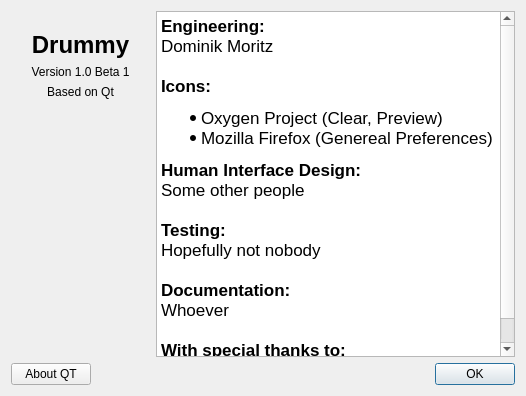
This is about.ui in domoritz/drummy as Qt 5 draws it before an edit. The edited form follows.
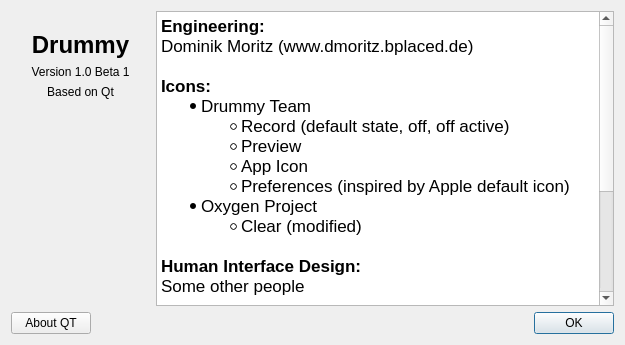
This is the edited form. Icons and pictures are not drawn.

Commit message: ui improvements, clear song infos on new, git sha in version, more translations

Diff of the .ui file:
```diff
--- a/about.ui
+++ b/about.ui
@@ -6,8 +6,8 @@
    <rect>
     <x>0</x>
     <y>0</y>
-    <width>526</width>
-    <height>396</height>
+    <width>625</width>
+    <height>345</height>
    </rect>
   </property>
   <property name="windowTitle">
@@ -121,11 +121,17 @@
 p, li { white-space: pre-wrap; }
 &lt;/style&gt;&lt;/head&gt;&lt;body style=&quot; font-family:'Lucida Grande'; font-size:13pt; font-weight:400; font-style:normal;&quot;&gt;
 &lt;p style=&quot; margin-top:0px; margin-bottom:0px; margin-left:0px; margin-right:0px; -qt-block-indent:0; text-indent:0px;&quot;&gt;&lt;span style=&quot; font-weight:600;&quot;&gt;Engineering:&lt;/span&gt;&lt;/p&gt;
-&lt;p style=&quot; margin-top:0px; margin-bottom:0px; margin-left:0px; margin-right:0px; -qt-block-indent:0; text-indent:0px;&quot;&gt;Dominik Moritz&lt;/p&gt;
+&lt;p style=&quot; margin-top:0px; margin-bottom:0px; margin-left:0px; margin-right:0px; -qt-block-indent:0; text-indent:0px;&quot;&gt;Dominik Moritz (www.dmoritz.bplaced.de)&lt;/p&gt;
 &lt;p style=&quot;-qt-paragraph-type:empty; margin-top:0px; margin-bottom:0px; margin-left:0px; margin-right:0px; -qt-block-indent:0; text-indent:0px;&quot;&gt;&lt;/p&gt;
 &lt;p style=&quot; margin-top:0px; margin-bottom:0px; margin-left:0px; margin-right:0px; -qt-block-indent:0; text-indent:0px;&quot;&gt;&lt;span style=&quot; font-weight:600;&quot;&gt;Icons:&lt;/span&gt;&lt;/p&gt;
-&lt;ul style=&quot;margin-top: 0px; margin-bottom: 0px; margin-left: 0px; margin-right: 0px; -qt-list-indent: 1;&quot;&gt;&lt;li style=&quot; margin-top:12px; margin-bottom:0px; margin-left:0px; margin-right:0px; -qt-block-indent:0; text-indent:0px;&quot;&gt;Oxygen Project (Clear, Preview)&lt;/li&gt;
-&lt;li style=&quot; margin-top:0px; margin-bottom:12px; margin-left:0px; margin-right:0px; -qt-block-indent:0; text-indent:0px;&quot;&gt;Mozilla Firefox (Genereal Preferences)&lt;/li&gt;&lt;/ul&gt;
+&lt;ul style=&quot;margin-top: 0px; margin-bottom: 0px; margin-left: 0px; margin-right: 0px; -qt-list-indent: 1;&quot;&gt;&lt;li style=&quot; margin-top:0px; margin-bottom:0px; margin-left:0px; margin-right:0px; -qt-block-indent:0; text-indent:0px;&quot;&gt;Drummy Team&lt;/li&gt;
+&lt;ul type=&quot;circle&quot; style=&quot;margin-top: 0px; margin-bottom: 0px; margin-left: 0px; margin-right: 0px; -qt-list-indent: 2;&quot;&gt;&lt;li style=&quot; margin-top:0px; margin-bottom:0px; margin-left:0px; margin-right:0px; -qt-block-indent:0; text-indent:0px;&quot;&gt;Record (default state, off, off active)&lt;/li&gt;
+&lt;li style=&quot; margin-top:0px; margin-bottom:0px; margin-left:0px; margin-right:0px; -qt-block-indent:0; text-indent:0px;&quot;&gt;Preview&lt;/li&gt;
+&lt;li style=&quot; margin-top:0px; margin-bottom:0px; margin-left:0px; margin-right:0px; -qt-block-indent:0; text-indent:0px;&quot;&gt;App Icon&lt;/li&gt;
+&lt;li style=&quot; margin-top:0px; margin-bottom:0px; margin-left:0px; margin-right:0px; -qt-block-indent:0; text-indent:0px;&quot;&gt;Preferences (inspired by Apple default icon)&lt;/li&gt;&lt;/ul&gt;
+&lt;li style=&quot; margin-top:0px; margin-bottom:0px; margin-left:0px; margin-right:0px; -qt-block-indent:0; text-indent:0px;&quot;&gt;Oxygen Project&lt;/li&gt;&lt;/ul&gt;
+&lt;ul type=&quot;circle&quot; style=&quot;margin-top: 0px; margin-bottom: 0px; margin-left: 0px; margin-right: 0px; -qt-list-indent: 2;&quot;&gt;&lt;li style=&quot; margin-top:0px; margin-bottom:0px; margin-left:0px; margin-right:0px; -qt-block-indent:0; text-indent:0px;&quot;&gt;Clear (modified)&lt;/li&gt;&lt;/ul&gt;
+&lt;p style=&quot;-qt-paragraph-type:empty; margin-top:0px; margin-bottom:0px; margin-left:0px; margin-right:0px; -qt-block-indent:0; text-indent:0px;&quot;&gt;&lt;/p&gt;
 &lt;p style=&quot; margin-top:0px; margin-bottom:0px; margin-left:0px; margin-right:0px; -qt-block-indent:0; text-indent:0px;&quot;&gt;&lt;span style=&quot; font-weight:600;&quot;&gt;Human Interface Design:&lt;/span&gt;&lt;/p&gt;
 &lt;p style=&quot; margin-top:0px; margin-bottom:0px; margin-left:0px; margin-right:0px; -qt-block-indent:0; text-indent:0px;&quot;&gt;Some other people&lt;/p&gt;
 &lt;p style=&quot;-qt-paragraph-type:empty; margin-top:0px; margin-bottom:0px; margin-left:0px; margin-right:0px; -qt-block-indent:0; text-indent:0px;&quot;&gt;&lt;/p&gt;
```
Left out of the diff: 12 changed lines with no effect on the pictures. The commit also changes 18 other files.
